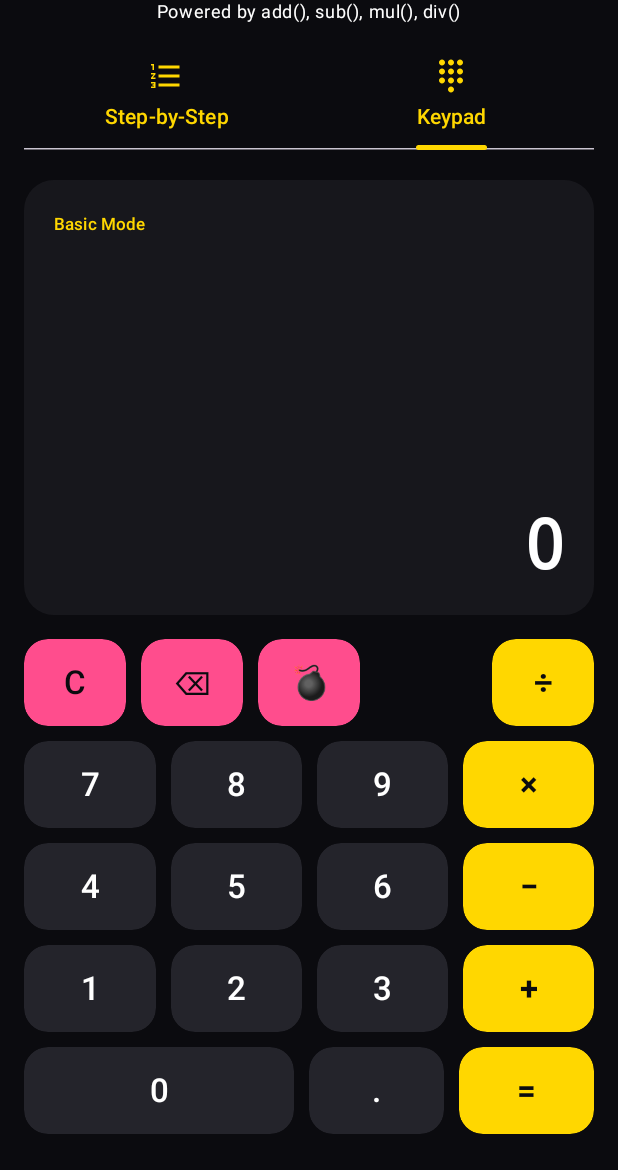
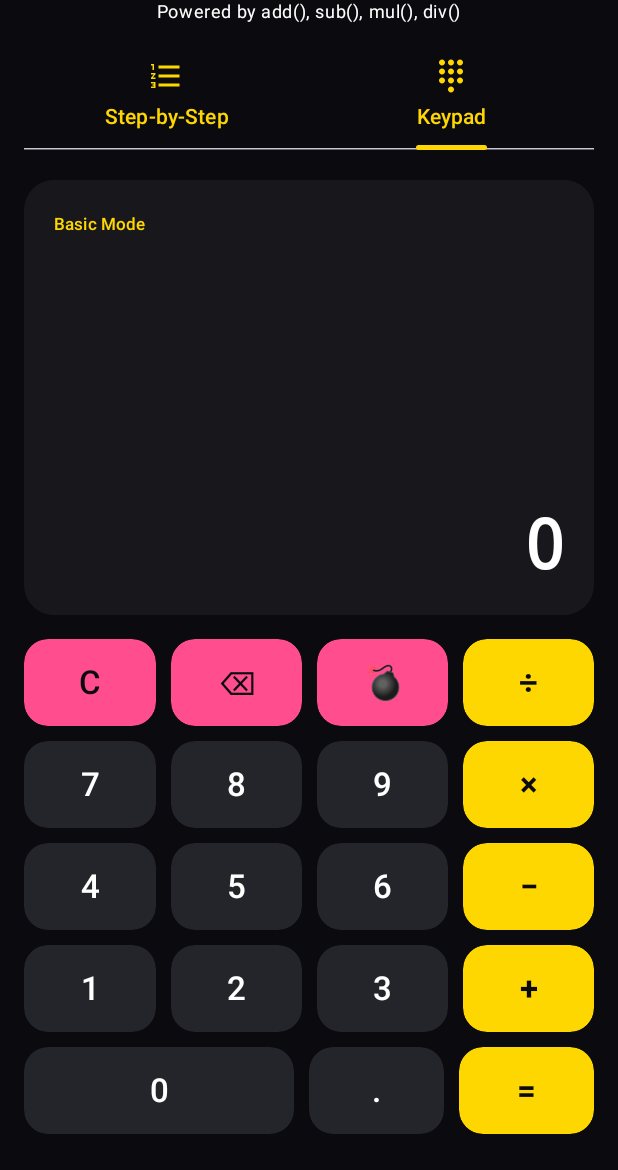
Before and after one commit to anujchoudhary09/Calculator-1, an Android app built with Jetpack Compose: the screen it shows after launch (MainActivity), tab 2 chosen, on a phone screen of 412 x 824 dp, the part 66-1236 px from its top. Run offline under Robolectric (Android 15) with nearby library versions, the phone set to English and light mode, and no system bars.

Commit message:
Update CalculatorScreen.kt

```diff
--- a/app/src/main/java/com/example/calculator/CalculatorScreen.kt
+++ b/app/src/main/java/com/example/calculator/CalculatorScreen.kt
@@ -545,7 +545,7 @@ private fun KeypadCalculatorView(
                     haptic.performHapticFeedback(HapticFeedbackType.LongPress)
                     viewModel.onKeypadClear()
                 }
-                Spacer(modifier = Modifier.weight(1f))
+
                 KeyButton(
                     text = "÷",
                     type = KeyStyle.Operator,
```
